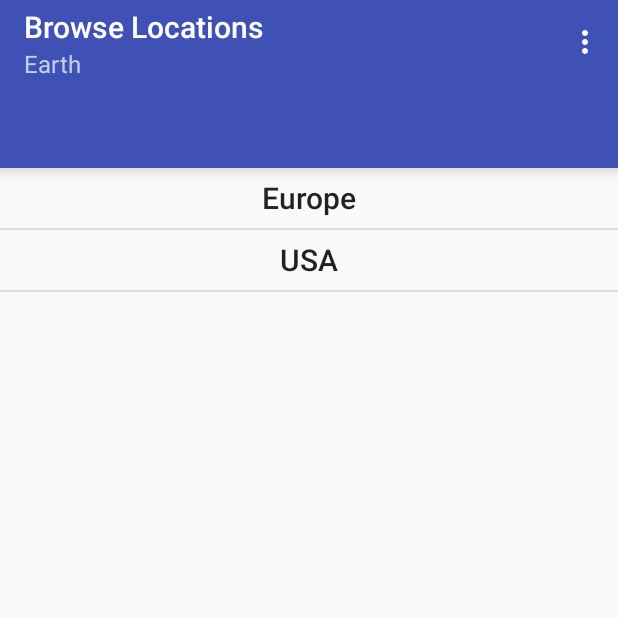
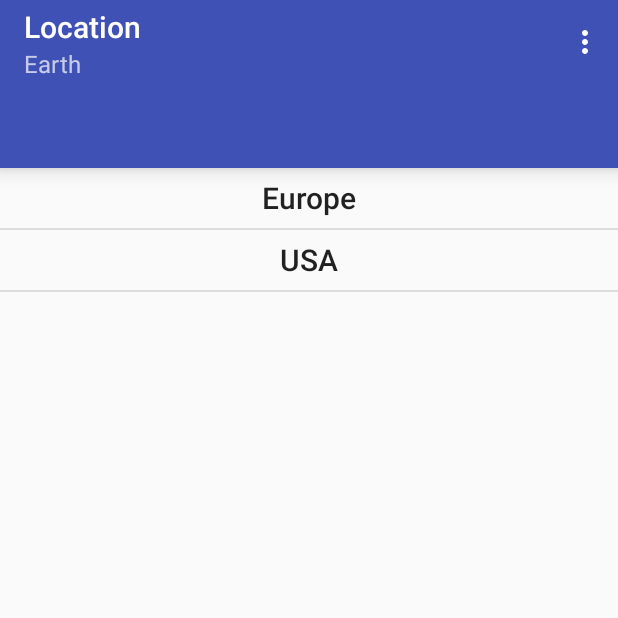
Before and after one commit to JuliusAwen/CoasterCreditCounter, an Android app: the screen it shows after launch (BrowseLocationsActivity), on a phone screen of 412 x 824 dp, the top half of it. Run offline under Robolectric (Android 15) with nearby library versions, the phone set to English and light mode, and no system bars.

Commit message:
minor refactoring

```diff
--- a/app/build.gradle
+++ b/app/build.gradle
@@ -4,7 +4,7 @@ android {
     compileSdkVersion 27
     defaultConfig {
         applicationId "de.juliusawen.coastercreditcounter"
-        minSdkVersion 21
+        minSdkVersion 22
         targetSdkVersion 27
         versionCode 1
         versionName "1.0"
@@ -23,6 +23,7 @@ dependencies {
     implementation 'com.android.support:appcompat-v7:27.1.1'
     implementation 'com.android.support:recyclerview-v7:27.1.1'
     implementation 'com.android.support.constraint:constraint-layout:1.1.2'
+    implementation 'com.android.support:design:27.1.1'
     testImplementation 'junit:junit:4.12'
     androidTestImplementation 'com.android.support.test:runner:1.0.2'
     androidTestImplementation 'com.android.support.test.espresso:espresso-core:3.0.2'
--- a/app/src/main/java/de/juliusawen/coastercreditcounter/presentation/RecyclerViewAdapter.java
+++ b/app/src/main/java/de/juliusawen/coastercreditcounter/presentation/RecyclerViewAdapter.java
@@ -14,10 +14,10 @@ import de.juliusawen.coastercreditcounter.content.Element;
 
 public class RecyclerViewAdapter extends RecyclerView.Adapter<RecyclerViewAdapter.ViewHolder>
 {
-    private List<Element> elements;
-
     public Element selectedElement;
     public View selectedView = null;
+
+    private List<Element> elements;
 
     public static class ViewHolder extends RecyclerView.ViewHolder
     {
@@ -45,9 +45,8 @@ public class RecyclerViewAdapter extends RecyclerView.Adapter<RecyclerViewAdapte
     public RecyclerViewAdapter.ViewHolder onCreateViewHolder(@NonNull ViewGroup parent, int viewType)
     {
         Button button = (Button) LayoutInflater.from(parent.getContext()).inflate(R.layout.button_content, parent, false);
-        ViewHolder viewHolder = new ViewHolder(button);
 
-        return viewHolder;
+        return new ViewHolder(button);
     }
 
     @Override
--- a/app/src/main/java/de/juliusawen/coastercreditcounter/presentation/activities/BrowseLocationsActivity.java
+++ b/app/src/main/java/de/juliusawen/coastercreditcounter/presentation/activities/BrowseLocationsActivity.java
@@ -1,7 +1,9 @@
 package de.juliusawen.coastercreditcounter.presentation.activities;
 
 import android.content.Intent;
+import android.graphics.drawable.Drawable;
 import android.os.Bundle;
+import android.support.v4.graphics.drawable.DrawableCompat;
 import android.support.v7.app.AppCompatActivity;
 import android.support.v7.widget.DividerItemDecoration;
 import android.support.v7.widget.LinearLayoutManager;
@@ -33,7 +35,6 @@ public class BrowseLocationsActivity extends AppCompatActivity implements View.O
     private List<Location> recentLocations = new ArrayList<>();
 
     private RecyclerViewAdapter contentRecyclerViewAdapter;
-    private View browseLocationsView;
     private Toolbar toolbar;
 
     @Override
@@ -49,24 +50,24 @@ public class BrowseLocationsActivity extends AppCompatActivity implements View.O
     private void initializeViews()
     {
         LinearLayout linearLayoutActivity = findViewById(R.id.linearLayout_browseLocations);
-        this.browseLocationsView = getLayoutInflater().inflate(R.layout.layout_browse_locations, linearLayoutActivity, false);
-        linearLayoutActivity.addView(this.browseLocationsView);
+        View view = getLayoutInflater().inflate(R.layout.layout_browse_locations, linearLayoutActivity, false);
+        linearLayoutActivity.addView(view);
 
-        this.createToolbar();
-        this.createNavigationBar();
-        this.createContentRecyclerView();
+        this.createToolbar(view);
+        this.createNavigationBar(view);
+        this.createContentRecyclerView(view);
     }
 
     private void refreshViews()
     {
         this.toolbar.setSubtitle(this.currentLocation.getName());
-        this.createNavigationBar();
+        this.createNavigationBar(this.findViewById(android.R.id.content).getRootView());
         this.contentRecyclerViewAdapter.updateList(new ArrayList<Element>(this.currentLocation.getChildren()));
     }
 
-    private void createToolbar()
+    private void createToolbar(View view)
     {
-        this.toolbar = this.browseLocationsView.findViewById(R.id.toolbar);
+        this.toolbar = view.findViewById(R.id.toolbar);
         toolbar.setTitle(getString(R.string.title_browse_locations));
 
         setSupportActionBar(toolbar);
@@ -83,14 +84,14 @@ public class BrowseLocationsActivity extends AppCompatActivity implements View.O
         return super.onCreateOptionsMenu(menu);
     }
 
-    private void createNavigationBar()
+    private void createNavigationBar(View view)
     {
         if(this.currentLocation.getParent() != null && !this.recentLocations.contains(this.currentLocation.getParent()))
         {
             this.recentLocations.add(this.currentLocation.getParent());
         }
 
-        LinearLayout linearLayoutNavigationBar = this.browseLocationsView.findViewById(R.id.linearLayout_navigationBar);
+        LinearLayout linearLayoutNavigationBar = view.findViewById(R.id.linearLayout_navigationBar);
         linearLayoutNavigationBar.invalidate();
         linearLayoutNavigationBar.removeAllViews();
 
@@ -99,7 +100,9 @@ public class BrowseLocationsActivity extends AppCompatActivity implements View.O
             View buttonView = getLayoutInflater().inflate(R.layout.button_no_border, linearLayoutNavigationBar, false);
 
             Button button = buttonView.findViewById(R.id.button_noBorder);
-            button.setText(getString(R.string.button_text_back, location.getName()));
+            Drawable drawable = this.getWhiteDrawable(getResources().getDrawable(R.drawable.ic_baseline_chevron_left_24px));
+            button.setText(location.getName());
+            button.setCompoundDrawablesWithIntrinsicBounds(drawable, null, null, null);
             button.setId(Constants.BUTTON_BACK);
             button.setTag(location);
             button.setOnClickListener(this);
@@ -108,9 +111,17 @@ public class BrowseLocationsActivity extends AppCompatActivity implements View.O
         }
     }
 
-    private void createContentRecyclerView()
+    private Drawable getWhiteDrawable(Drawable drawable)
     {
-        RecyclerView recyclerView = this.browseLocationsView.findViewById(R.id.recyclerView_content);
+        drawable = DrawableCompat.wrap(drawable);
+        DrawableCompat.setTint(drawable, getResources().getColor(R.color.white));
+
+        return drawable;
+    }
+
+    private void createContentRecyclerView(View view)
+    {
+        RecyclerView recyclerView = view.findViewById(R.id.recyclerView_content);
         this.contentRecyclerViewAdapter = new RecyclerViewAdapter(new ArrayList<Element>(this.currentLocation.getChildren()));
         recyclerView.addItemDecoration(new DividerItemDecoration(this, LinearLayoutManager.VERTICAL));
         recyclerView.setLayoutManager(new LinearLayoutManager(this));
@@ -128,13 +139,20 @@ public class BrowseLocationsActivity extends AppCompatActivity implements View.O
                     BrowseLocationsActivity.this.currentLocation = (Location) view.getTag();
                     BrowseLocationsActivity.this.refreshViews();
                 }
-
             }
 
             @Override
             public void onLongClick(View view, int position) {}
         }));
         recyclerView.setAdapter(contentRecyclerViewAdapter);
+    }
+
+    private Drawable setTintToWhite(Drawable drawable)
+    {
+        drawable = DrawableCompat.wrap(drawable);
+        DrawableCompat.setTint(drawable, getResources().getColor(R.color.white));
+
+        return drawable;
     }
 
     @Override
--- /dev/null
+++ b/app/src/main/res/drawable/ic_baseline_chevron_left_24px.xml
@@ -0,0 +1,9 @@
+<vector xmlns:android="http://schemas.android.com/apk/res/android"
+    android:width="24dp"
+    android:height="24dp"
+    android:viewportWidth="24"
+    android:viewportHeight="24">
+  <path
+      android:fillColor="#FF000000"
+      android:pathData="M15.41,7.41L14,6l-6,6 6,6 1.41,-1.41L10.83,12z"/>
+</vector>
--- a/app/src/main/res/layout/button_no_border.xml
+++ b/app/src/main/res/layout/button_no_border.xml
@@ -4,7 +4,7 @@
     android:layout_height="match_parent"
     android:gravity="center"
     android:textColor="@color/white"
-    android:paddingRight="16dp"
+    android:paddingRight="6dp"
     android:minWidth="0dp"
     android:background="?android:attr/selectableItemBackground"
     xmlns:android="http://schemas.android.com/apk/res/android" />
--- a/app/src/main/res/layout/layout_browse_locations.xml
+++ b/app/src/main/res/layout/layout_browse_locations.xml
@@ -14,10 +14,10 @@
 
         <LinearLayout
             android:id="@+id/linearLayout_navigationBar"
-            android:layout_width="wrap_content"
+            android:layout_width="match_parent"
             android:layout_height="wrap_content"
-            android:layout_marginLeft="16dp"
-            android:layout_marginRight="16dp"
+            android:layout_marginLeft="8dp"
+            android:layout_marginRight="8dp"
             android:orientation="horizontal"/>
 
     </HorizontalScrollView>
--- a/app/src/main/res/layout/layout_sort_elements.xml
+++ b/app/src/main/res/layout/layout_sort_elements.xml
@@ -8,7 +8,7 @@
         layout="@layout/toolbar"/>
 
     <include
-        layout="@layout/action_dialog_two_buttons"/>
+        layout="@layout/action_dialog_two_image_buttons"/>
 
     <android.support.v7.widget.RecyclerView
         android:id="@+id/recyclerView_content"
@@ -18,6 +18,6 @@
         android:layout_weight="1"/>
 
     <include
-        layout="@layout/action_dialog_two_buttons"/>
+        layout="@layout/action_dialog_two_image_buttons"/>
 
 </LinearLayout>
--- a/app/src/main/res/values/strings.xml
+++ b/app/src/main/res/values/strings.xml
@@ -1,11 +1,10 @@
 <resources>
     <string name="title_app_name">CoasterCreditCounter</string>
-    <string name="title_browse_locations">Browse Locations</string>
+    <string name="title_browse_locations">Location</string>
     <string name="title_sort_elements">Sort</string>
 
     <string name="action_menu_sort">sort</string>
 
-    <string name="button_text_back">&#60; %1$s</string>
     <string name="button_text_selected_element">&#62; %1$s &#60;</string>
 
     <string name="button_text_minus">-</string>
@@ -14,7 +13,7 @@
     <string name="button_text_up">&#708;</string>
     <string name="button_text_down">&#709;</string>
 
-    <string name="button_text_accept">ACCEPT</string>
-    <string name="button_text_cancel">CANCEL</string>
+    <string name="button_text_accept">accept</string>
+    <string name="button_text_cancel">cancel</string>
 
 </resources>
```
Also changed, not shown: app/src/main/java/de/juliusawen/coastercreditcounter/content/database/DatabaseMock.java (+7 -0 lines), app/src/main/java/de/juliusawen/coastercreditcounter/presentation/activities/SortElementsActivity.java (+34 -18 lines), app/src/main/res/drawable/ic_baseline_add_24px.xml (added, +9 -0 lines), app/src/main/res/drawable/ic_baseline_arrow_back_ios_24px.xml (added, +9 -0 lines), app/src/main/res/drawable/ic_baseline_arrow_downward_24px.xml (added, +9 -0 lines), app/src/main/res/drawable/ic_baseline_arrow_upward_24px.xml (added, +9 -0 lines), app/src/main/res/drawable/ic_baseline_check_24px.xml (added, +9 -0 lines), app/src/main/res/drawable/ic_baseline_close_24px.xml (added, +9 -0 lines), app/src/main/res/layout/action_dialog_two_image_buttons.xml (added, +36 -0 lines), app/src/main/res/layout/floating_action_button.xml (added, +8 -0 lines).
